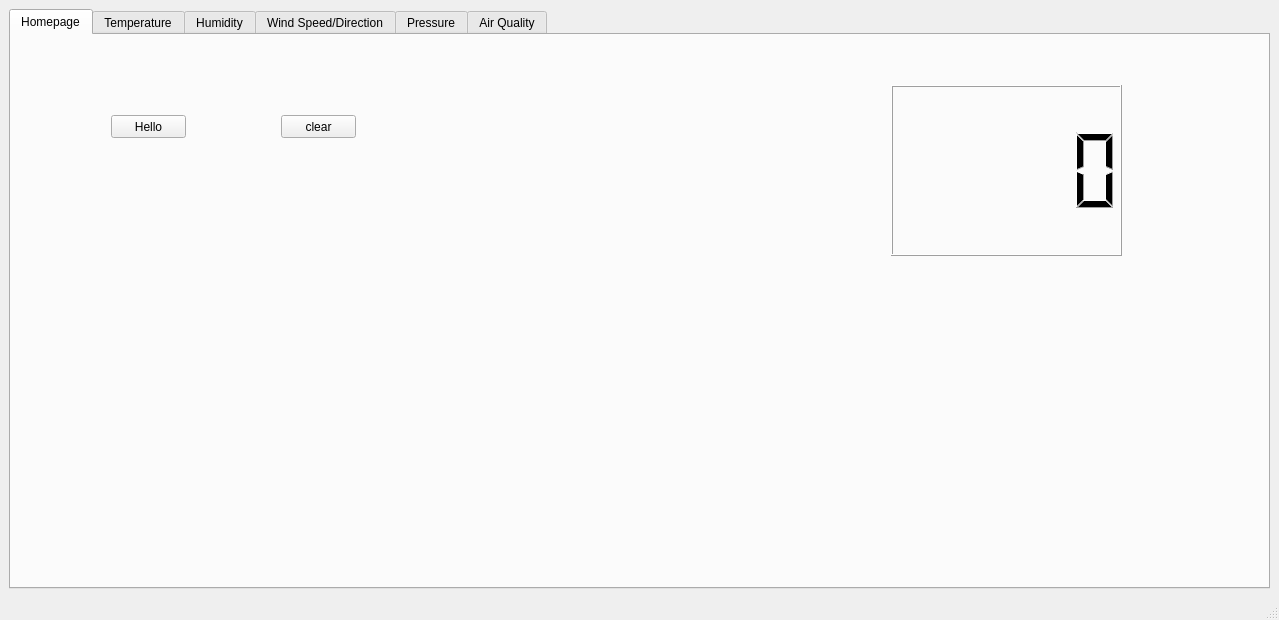
The window that Desktop Application/mainwindow.ui (brendankaguiar/Senior-Project) describes before a commit, drawn with Qt 5.
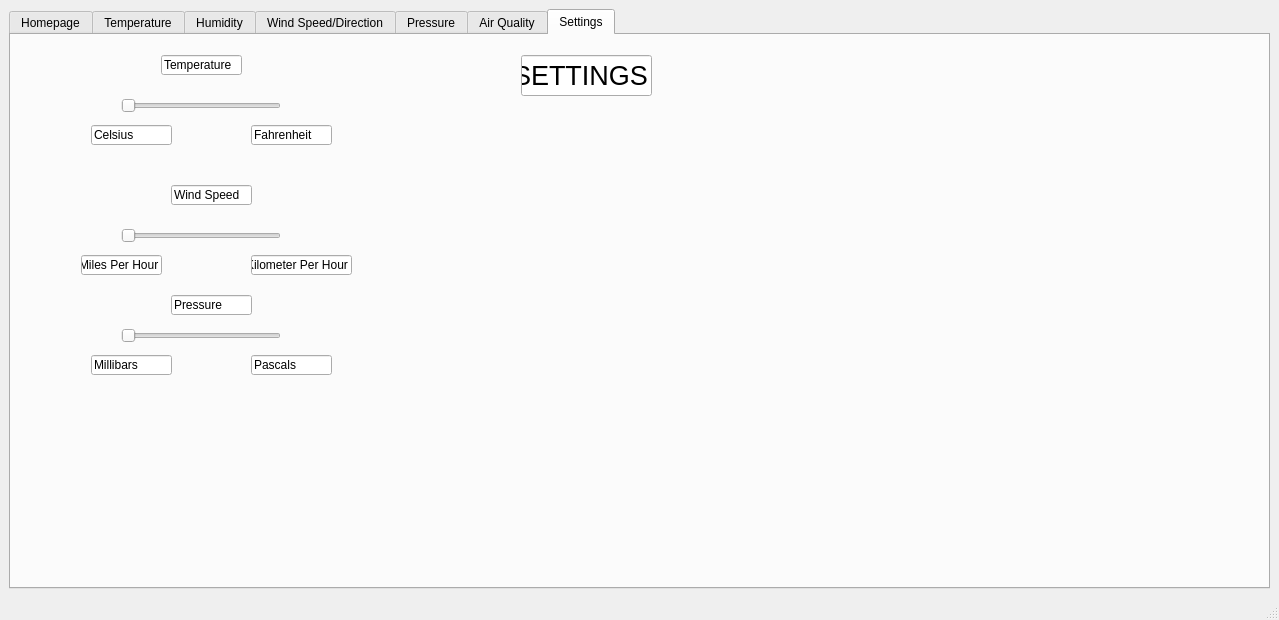
The same window after the commit. The open tabs and pages were chosen to show the change. Custom widgets are drawn as their Qt base class.

Commit message: Added unit conversions to temp, wind speed, and pressure. Added sliders to UI

What changed in the file:
```diff
--- a/Desktop Application/mainwindow.ui
+++ b/Desktop Application/mainwindow.ui
@@ -18,7 +18,7 @@
   </property>
   <widget class="QWidget" name="ThemeWidgetForm">
    <layout class="QGridLayout" name="gridLayout_2">
-    <item row="0" column="0">
+    <item row="0" column="1">
      <widget class="QTabWidget" name="tabWidget">
       <property name="currentIndex">
        <number>0</number>
@@ -108,6 +108,241 @@
        <attribute name="title">
         <string>Air Quality</string>
        </attribute>
+       <widget class="QCustomPlot" name="plot_6" native="true">
+        <property name="geometry">
+         <rect>
+          <x>40</x>
+          <y>230</y>
+          <width>441</width>
+          <height>281</height>
+         </rect>
+        </property>
+       </widget>
+       <widget class="QLCDNumber" name="lcdNumber_6">
+        <property name="geometry">
+         <rect>
+          <x>880</x>
+          <y>60</y>
+          <width>231</width>
+          <height>171</height>
+         </rect>
+        </property>
+       </widget>
+      </widget>
+      <widget class="QWidget" name="tab_6">
+       <attribute name="title">
+        <string>Settings</string>
+       </attribute>
+       <widget class="QSlider" name="horizontalSlider">
+        <property name="geometry">
+         <rect>
+          <x>110</x>
+          <y>60</y>
+          <width>160</width>
+          <height>22</height>
+         </rect>
+        </property>
+        <property name="maximum">
+         <number>1</number>
+        </property>
+        <property name="orientation">
+         <enum>Qt::Horizontal</enum>
+        </property>
+       </widget>
+       <widget class="QLineEdit" name="lineEdit">
+        <property name="geometry">
+         <rect>
+          <x>150</x>
+          <y>20</y>
+          <width>81</width>
+          <height>20</height>
+         </rect>
+        </property>
+        <property name="text">
+         <string>Temperature</string>
+        </property>
+        <property name="readOnly">
+         <bool>true</bool>
+        </property>
+       </widget>
+       <widget class="QLineEdit" name="lineEdit_2">
+        <property name="geometry">
+         <rect>
+          <x>80</x>
+          <y>90</y>
+          <width>81</width>
+          <height>20</height>
+         </rect>
+        </property>
+        <property name="text">
+         <string>Celsius</string>
+        </property>
+        <property name="readOnly">
+         <bool>true</bool>
+        </property>
+       </widget>
+       <widget class="QLineEdit" name="lineEdit_3">
+        <property name="geometry">
+         <rect>
+          <x>240</x>
+          <y>90</y>
+          <width>81</width>
+          <height>20</height>
+         </rect>
+        </property>
+        <property name="text">
+         <string>Fahrenheit</string>
+        </property>
+       </widget>
+       <widget class="QLineEdit" name="lineEdit_4">
+        <property name="geometry">
+         <rect>
+          <x>510</x>
+          <y>20</y>
+          <width>131</width>
+          <height>41</height>
+         </rect>
+        </property>
+        <property name="font">
+         <font>
+          <pointsize>20</pointsize>
+         </font>
+        </property>
+        <property name="text">
+         <string>SETTINGS</string>
+        </property>
+        <property name="readOnly">
+         <bool>true</bool>
+        </property>
+       </widget>
+       <widget class="QSlider" name="horizontalSlider_2">
+        <property name="geometry">
+         <rect>
+          <x>110</x>
+          <y>190</y>
+          <width>160</width>
+          <height>22</height>
+         </rect>
+        </property>
+        <property name="maximum">
+         <number>1</number>
+        </property>
+        <property name="orientation">
+         <enum>Qt::Horizontal</enum>
+        </property>
+       </widget>
+       <widget class="QSlider" name="horizontalSlider_3">
+        <property name="geometry">
+         <rect>
+          <x>110</x>
+          <y>290</y>
+          <width>160</width>
+          <height>22</height>
+         </rect>
+        </property>
+        <property name="maximum">
+         <number>1</number>
+        </property>
+        <property name="orientation">
+         <enum>Qt::Horizontal</enum>
+        </property>
+       </widget>
+       <widget class="QLineEdit" name="lineEdit_5">
+        <property name="geometry">
+         <rect>
+          <x>70</x>
+          <y>220</y>
+          <width>81</width>
+          <height>20</height>
+         </rect>
+        </property>
+        <property name="text">
+         <string>Miles Per Hour</string>
+        </property>
+        <property name="readOnly">
+         <bool>true</bool>
+        </property>
+       </widget>
+       <widget class="QLineEdit" name="lineEdit_6">
+        <property name="geometry">
+         <rect>
+          <x>240</x>
+          <y>220</y>
+          <width>101</width>
+          <height>20</height>
+         </rect>
+        </property>
+        <property name="text">
+         <string>Kilometer Per Hour</string>
+        </property>
+        <property name="readOnly">
+         <bool>true</bool>
+        </property>
+       </widget>
+       <widget class="QLineEdit" name="lineEdit_7">
+        <property name="geometry">
+         <rect>
+          <x>240</x>
+          <y>320</y>
+          <width>81</width>
+          <height>20</height>
+         </rect>
+        </property>
+        <property name="text">
+         <string>Pascals</string>
+        </property>
+        <property name="readOnly">
+         <bool>true</bool>
+        </property>
+       </widget>
+       <widget class="QLineEdit" name="lineEdit_8">
+        <property name="geometry">
+         <rect>
+          <x>80</x>
+          <y>320</y>
+          <width>81</width>
+          <height>20</height>
+         </rect>
+        </property>
+        <property name="text">
+         <string>Millibars</string>
+        </property>
+        <property name="readOnly">
+         <bool>true</bool>
+        </property>
+       </widget>
+       <widget class="QLineEdit" name="lineEdit_17">
+        <property name="geometry">
+         <rect>
+          <x>160</x>
+          <y>150</y>
+          <width>81</width>
+          <height>20</height>
+         </rect>
+        </property>
+        <property name="text">
+         <string>Wind Speed</string>
+        </property>
+        <property name="readOnly">
+         <bool>true</bool>
+        </property>
+       </widget>
+       <widget class="QLineEdit" name="lineEdit_18">
+        <property name="geometry">
+         <rect>
+          <x>160</x>
+          <y>260</y>
+          <width>81</width>
+          <height>20</height>
+         </rect>
+        </property>
+        <property name="text">
+         <string>Pressure</string>
+        </property>
+        <property name="readOnly">
+         <bool>true</bool>
+        </property>
+       </widget>
       </widget>
      </widget>
     </item>
```
Left out of the diff: 70 changed lines with no effect on the pictures. The commit also changes 2 other files.
